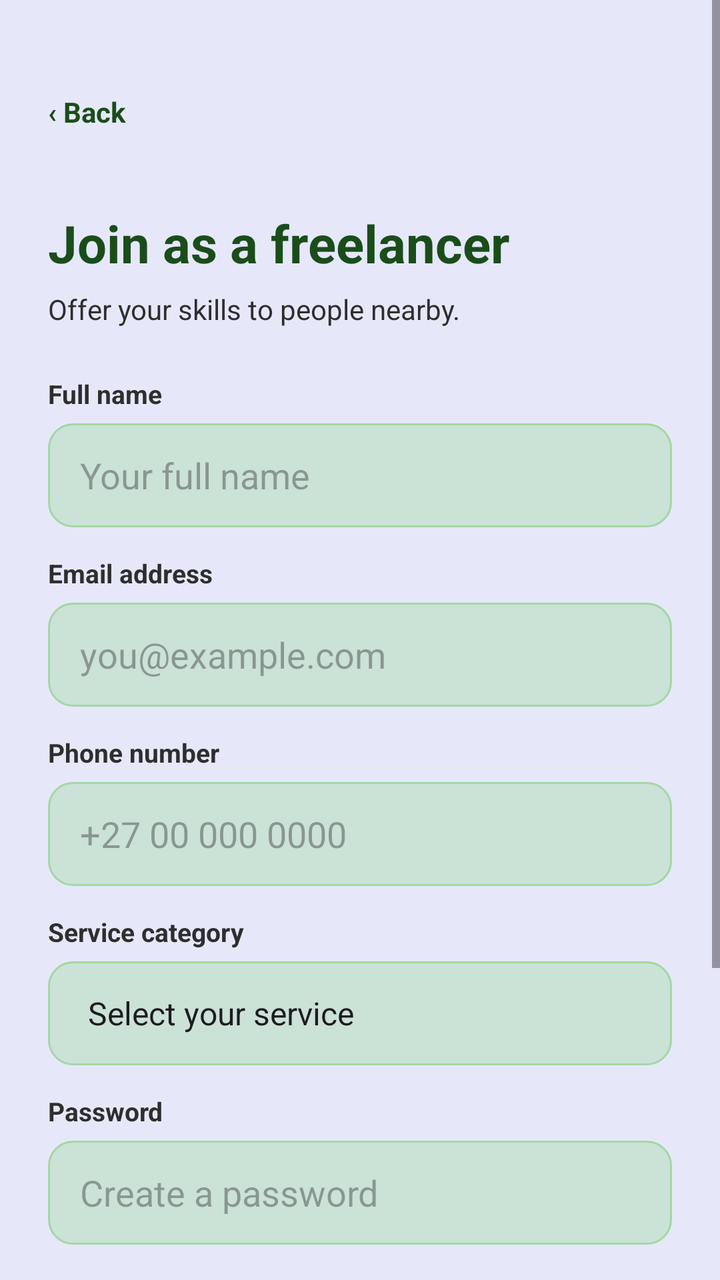
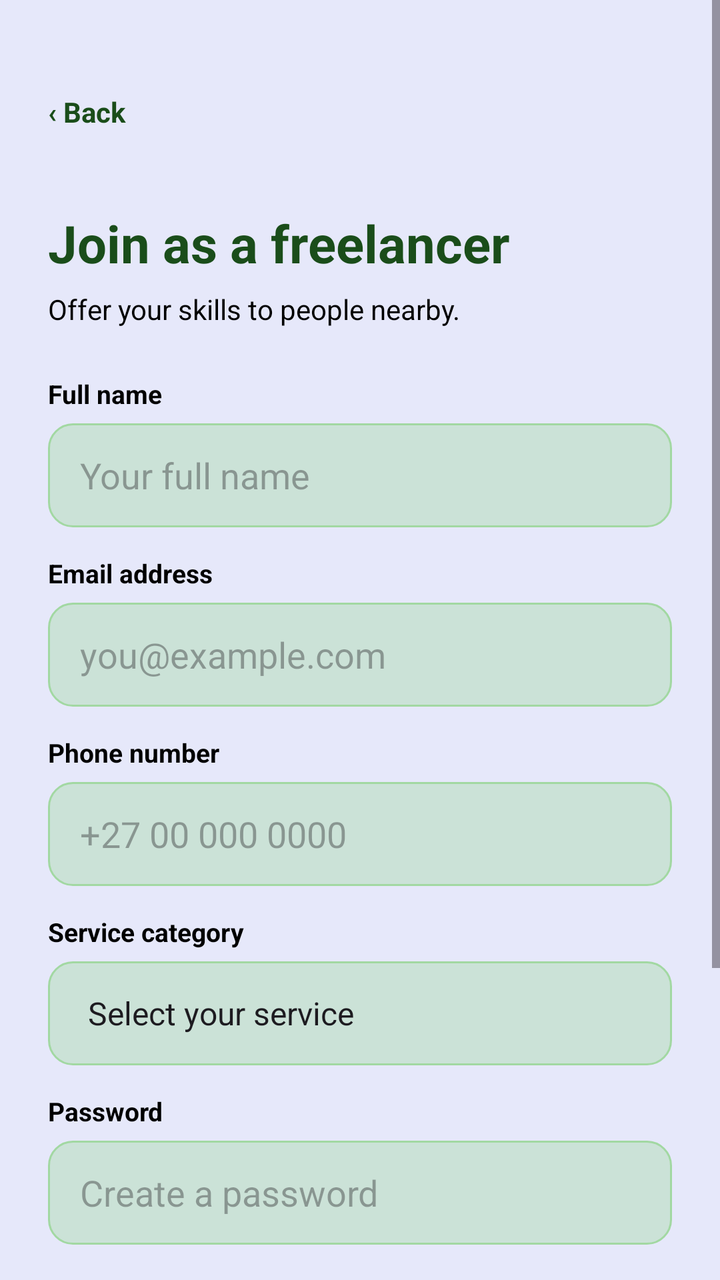

An Android layout rendered at two revisions. The XML below is the earlier revision; the diff shows what the commit changed to produce the second picture.
<!-- AndroidManifest.xml: application theme Theme.GeoConnect -->
<!-- res/layout/activity_freelancer_signup.xml -->
<?xml version="1.0" encoding="utf-8"?>
<ScrollView
    xmlns:android="http://schemas.android.com/apk/res/android"
    android:id="@+id/main"
    android:layout_width="match_parent"
    android:layout_height="match_parent"
    android:background="@color/glitter">

    <LinearLayout
        android:layout_width="match_parent"
        android:layout_height="wrap_content"
        android:orientation="vertical"
        android:padding="24dp">

        <TextView
            android:id="@+id/tvBack"
            android:layout_width="wrap_content"
            android:layout_height="wrap_content"
            android:text="‹ Back"
            android:textColor="@color/jade_dark"
            android:textSize="14sp"
            android:textStyle="bold"
            android:layout_marginTop="8dp"
            android:gravity="center_vertical"
            android:clickable="true"
            android:focusable="true"
            android:minHeight="48dp"
            android:minWidth="48dp" />

        <TextView
            android:layout_width="wrap_content"
            android:layout_height="wrap_content"
            android:text="Join as a freelancer"
            android:textColor="@color/jade_dark"
            android:textSize="26sp"
            android:textStyle="bold"
            android:layout_marginTop="24dp" />

        <TextView
            android:layout_width="wrap_content"
            android:layout_height="wrap_content"
            android:text="Offer your skills to people nearby."
            android:textColor="@color/charcoal"
            android:textSize="14sp"
            android:layout_marginTop="6dp" />

        <TextView
            android:layout_width="wrap_content"
            android:layout_height="wrap_content"
            android:text="Full name"
            android:textColor="@color/charcoal"
            android:textSize="13sp"
            android:textStyle="bold"
            android:layout_marginTop="24dp" />

        <EditText
            android:id="@+id/etFullName"
            android:layout_width="match_parent"
            android:layout_height="52dp"
            android:layout_marginTop="6dp"
            android:background="@drawable/bg_input"
            android:hint="Your full name"
            android:inputType="textPersonName"
            android:paddingStart="16dp"
            android:paddingEnd="16dp"
            android:textColor="@color/charcoal" />

        <TextView
            android:layout_width="wrap_content"
            android:layout_height="wrap_content"
            android:text="Email address"
            android:textColor="@color/charcoal"
            android:textSize="13sp"
            android:textStyle="bold"
            android:layout_marginTop="14dp" />

        <EditText
            android:id="@+id/etEmail"
            android:layout_width="match_parent"
            android:layout_height="52dp"
            android:layout_marginTop="6dp"
            android:background="@drawable/bg_input"
            android:hint="you@example.com"
            android:inputType="textEmailAddress"
            android:paddingStart="16dp"
            android:paddingEnd="16dp"
            android:textColor="@color/charcoal" />

        <TextView
            android:layout_width="wrap_content"
            android:layout_height="wrap_content"
            android:text="Phone number"
            android:textColor="@color/charcoal"
            android:textSize="13sp"
            android:textStyle="bold"
            android:layout_marginTop="14dp" />

        <EditText
            android:id="@+id/etPhone"
            android:layout_width="match_parent"
            android:layout_height="52dp"
            android:layout_marginTop="6dp"
            android:background="@drawable/bg_input"
            android:hint="+27 00 000 0000"
            android:inputType="phone"
            android:paddingStart="16dp"
            android:paddingEnd="16dp"
            android:textColor="@color/charcoal" />

        <TextView
            android:layout_width="wrap_content"
            android:layout_height="wrap_content"
            android:text="Service category"
            android:textColor="@color/charcoal"
            android:textSize="13sp"
            android:textStyle="bold"
            android:layout_marginTop="14dp" />

        <Spinner
            android:id="@+id/spCategory"
            android:layout_width="match_parent"
            android:layout_height="52dp"
            android:layout_marginTop="6dp"
            android:background="@drawable/bg_input"
            android:paddingStart="12dp"
            android:paddingEnd="12dp"
            android:entries="@array/service_categories" />

        <TextView
            android:layout_width="wrap_content"
            android:layout_height="wrap_content"
            android:text="Password"
            android:textColor="@color/charcoal"
            android:textSize="13sp"
            android:textStyle="bold"
            android:layout_marginTop="14dp" />

        <EditText
            android:id="@+id/etPassword"
            android:layout_width="match_parent"
            android:layout_height="52dp"
            android:layout_marginTop="6dp"
            android:background="@drawable/bg_input"
            android:hint="Create a password"
            android:inputType="textPassword"
            android:paddingStart="16dp"
            android:paddingEnd="16dp"
            android:textColor="@color/charcoal" />

        <CheckBox
            android:id="@+id/cbTerms"
            android:layout_width="match_parent"
            android:layout_height="wrap_content"
            android:layout_marginTop="16dp"
            android:text="I agree to the Terms of Service and Privacy Policy"
            android:textSize="12sp"
            android:textColor="@color/charcoal"
            android:buttonTint="@color/jade_dark" />

        <Button
            android:id="@+id/btnCreateAccount"
            android:layout_width="match_parent"
            android:layout_height="52dp"
            android:layout_marginTop="16dp"
            android:backgroundTint="@color/jade_dark"
            android:text="Create freelancer account"
            android:textColor="@color/glitter"
            android:textAllCaps="false" />

        <TextView
            android:id="@+id/tvSignIn"
            android:layout_width="match_parent"
            android:layout_height="wrap_content"
            android:text="Already have an account? Sign in"
            android:textColor="@color/jade_dark"
            android:textSize="13sp"
            android:textStyle="bold"
            android:gravity="center"
            android:layout_marginTop="20dp"
            android:clickable="true"
            android:focusable="true"
            android:minHeight="48dp"
            android:minWidth="48dp" />

    </LinearLayout>

</ScrollView>
<!-- resources referenced by this layout -->
<resources>
  <string-array name="service_categories">
          <item>Select your service</item>
          <item>Photography</item>
          <item>Cleaning</item>
          <item>Plumbing</item>
          <item>Tutoring</item>
          <item>Graphic design</item>
          <item>Catering</item>
          <item>Other</item>
      </string-array>
  <color name="charcoal">#2E2E2E</color>
  <color name="glitter">#E6E8FA</color>
  <color name="jade_dark">#1A4D1A</color>
  <!-- drawable bg_input (drawable) -->
  <?xml version="1.0" encoding="utf-8"?>
      <shape xmlns:android="http://schemas.android.com/apk/res/android">
          <solid android:color="#66A2D8A2" />
          <stroke android:width="1dp" android:color="@color/jade_mint" />
          <corners android:radius="12dp" />
      </shape>
  <style name="Theme.GeoConnect" parent="Base.Theme.GeoConnect" />
  <color name="jade_mint">#A2D8A2</color>
  <style name="Base.Theme.GeoConnect" parent="Theme.Material3.DayNight.NoActionBar">
          
          
      </style>
</resources>

<!-- the commit's change to res/layout/activity_freelancer_signup.xml (unified diff, before → after) -->
@@ -17,7 +17,7 @@
             android:layout_width="wrap_content"
             android:layout_height="wrap_content"
             android:text="‹ Back"
-            android:textColor="@color/jade_dark"
+            android:textColor="@color/forest_green"
             android:textSize="14sp"
             android:textStyle="bold"
             android:layout_marginTop="8dp"
@@ -31,7 +31,7 @@
             android:layout_width="wrap_content"
             android:layout_height="wrap_content"
             android:text="Join as a freelancer"
-            android:textColor="@color/jade_dark"
+            android:textColor="@color/forest_green"
             android:textSize="26sp"
             android:textStyle="bold"
             android:layout_marginTop="24dp" />
@@ -40,7 +40,7 @@
             android:layout_width="wrap_content"
             android:layout_height="wrap_content"
             android:text="Offer your skills to people nearby."
-            android:textColor="@color/charcoal"
+            android:textColor="@color/black"
             android:textSize="14sp"
             android:layout_marginTop="6dp" />
 
@@ -48,7 +48,7 @@
             android:layout_width="wrap_content"
             android:layout_height="wrap_content"
             android:text="Full name"
-            android:textColor="@color/charcoal"
+            android:textColor="@color/black"
             android:textSize="13sp"
             android:textStyle="bold"
             android:layout_marginTop="24dp" />
@@ -63,13 +63,13 @@
             android:inputType="textPersonName"
             android:paddingStart="16dp"
             android:paddingEnd="16dp"
-            android:textColor="@color/charcoal" />
+            android:textColor="@color/black" />
 
         <TextView
             android:layout_width="wrap_content"
             android:layout_height="wrap_content"
             android:text="Email address"
-            android:textColor="@color/charcoal"
+            android:textColor="@color/black"
             android:textSize="13sp"
             android:textStyle="bold"
             android:layout_marginTop="14dp" />
@@ -84,13 +84,13 @@
             android:inputType="textEmailAddress"
             android:paddingStart="16dp"
             android:paddingEnd="16dp"
-            android:textColor="@color/charcoal" />
+            android:textColor="@color/black" />
 
         <TextView
             android:layout_width="wrap_content"
             android:layout_height="wrap_content"
             android:text="Phone number"
-            android:textColor="@color/charcoal"
+            android:textColor="@color/black"
             android:textSize="13sp"
             android:textStyle="bold"
             android:layout_marginTop="14dp" />
@@ -105,13 +105,13 @@
             android:inputType="phone"
             android:paddingStart="16dp"
             android:paddingEnd="16dp"
-            android:textColor="@color/charcoal" />
+            android:textColor="@color/black" />
 
         <TextView
             android:layout_width="wrap_content"
             android:layout_height="wrap_content"
             android:text="Service category"
-            android:textColor="@color/charcoal"
+            android:textColor="@color/black"
             android:textSize="13sp"
             android:textStyle="bold"
             android:layout_marginTop="14dp" />
@@ -130,7 +130,7 @@
             android:layout_width="wrap_content"
             android:layout_height="wrap_content"
             android:text="Password"
-            android:textColor="@color/charcoal"
+            android:textColor="@color/black"
             android:textSize="13sp"
             android:textStyle="bold"
             android:layout_marginTop="14dp" />
@@ -145,7 +145,7 @@
             android:inputType="textPassword"
             android:paddingStart="16dp"
             android:paddingEnd="16dp"
-            android:textColor="@color/charcoal" />
+            android:textColor="@color/black" />
 
         <CheckBox
             android:id="@+id/cbTerms"
@@ -154,15 +154,15 @@
             android:layout_marginTop="16dp"
             android:text="I agree to the Terms of Service and Privacy Policy"
             android:textSize="12sp"
-            android:textColor="@color/charcoal"
-            android:buttonTint="@color/jade_dark" />
+            android:textColor="@color/black"
+            android:buttonTint="@color/forest_green" />
 
         <Button
             android:id="@+id/btnCreateAccount"
             android:layout_width="match_parent"
             android:layout_height="52dp"
             android:layout_marginTop="16dp"
-            android:backgroundTint="@color/jade_dark"
+            android:backgroundTint="@color/forest_green"
             android:text="Create freelancer account"
             android:textColor="@color/glitter"
             android:textAllCaps="false" />
@@ -172,7 +172,7 @@
             android:layout_width="match_parent"
             android:layout_height="wrap_content"
             android:text="Already have an account? Sign in"
-            android:textColor="@color/jade_dark"
+            android:textColor="@color/forest_green"
             android:textSize="13sp"
             android:textStyle="bold"
             android:gravity="center"
<!-- resource entries referenced after the edit -->
@@ -10,18 +10,18 @@
           <item>Catering</item>
           <item>Other</item>
       </string-array>
-  <color name="charcoal">#2E2E2E</color>
+  <color name="black">#FF000000</color>
+  <color name="forest_green">#1A4D1A</color>
   <color name="glitter">#E6E8FA</color>
-  <color name="jade_dark">#1A4D1A</color>
   <!-- drawable bg_input (drawable) -->
   <?xml version="1.0" encoding="utf-8"?>
       <shape xmlns:android="http://schemas.android.com/apk/res/android">
           <solid android:color="#66A2D8A2" />
-          <stroke android:width="1dp" android:color="@color/jade_mint" />
+          <stroke android:width="1dp" android:color="@color/sage_green" />
           <corners android:radius="12dp" />
       </shape>
   <style name="Theme.GeoConnect" parent="Base.Theme.GeoConnect" />
-  <color name="jade_mint">#A2D8A2</color>
+  <color name="sage_green">#A2D8A2</color>
   <style name="Base.Theme.GeoConnect" parent="Theme.Material3.DayNight.NoActionBar">
           
           
